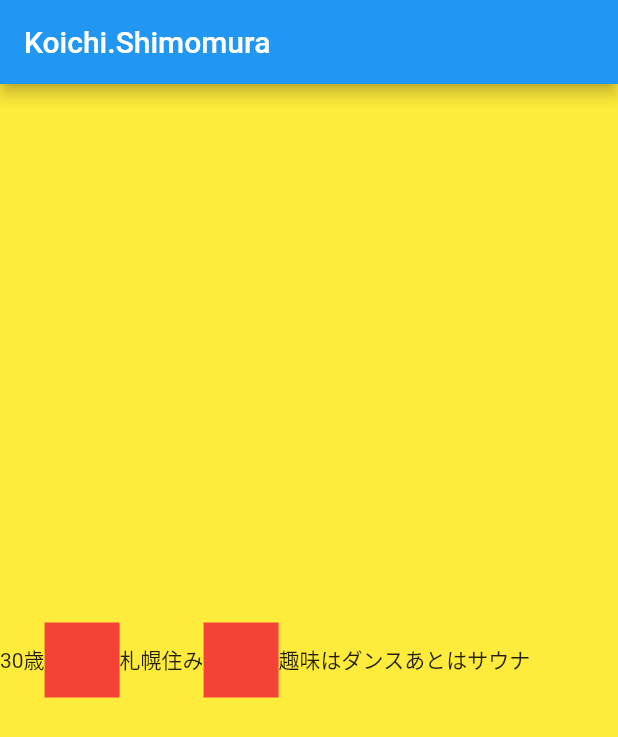
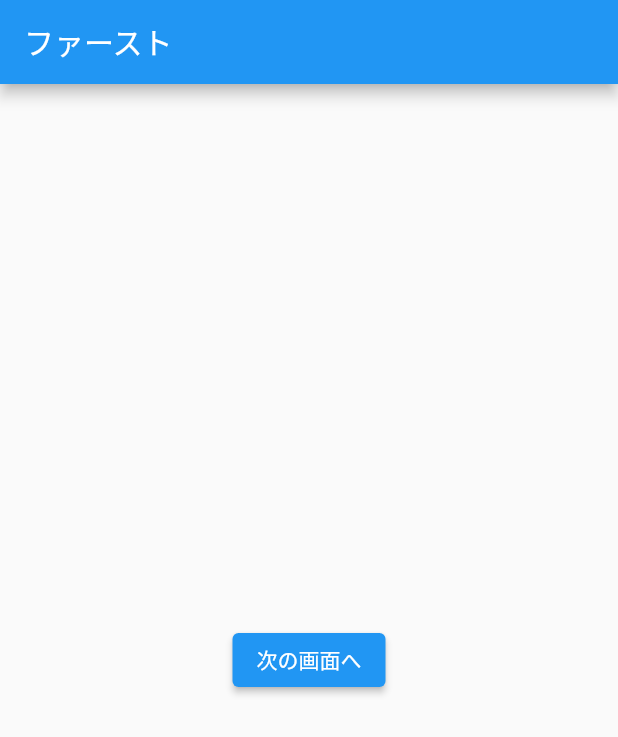
Before and after one commit to uni51/flutter-super-introduction, a Flutter app: the screen it shows after launch, on a phone screen of 412 x 824 dp. Shown: the top 737 px of the screen. Run offline on Flutter 3.47's test engine with Material 2 defaults, Android fonts, the phone set to English and light mode, and no system bars.

Commit message:
02. ボタンと画面遷移

```diff
--- /dev/null
+++ b/lib/first_page.dart
@@ -0,0 +1,28 @@
+import 'package:flutter/material.dart';
+import 'package:widget_sample/second_page.dart';
+
+class FirstPage extends StatelessWidget {
+  @override
+  Widget build(BuildContext context) {
+    return Scaffold(
+      appBar: AppBar(
+        title: const Text('ファースト'),
+      ),
+      body: Center(
+        child: ElevatedButton(
+            onPressed: () {
+              // ボタンを押下した時に呼ばれる処理を書く
+              Navigator.push(
+                context,
+                MaterialPageRoute(
+                    builder: (context) => SecondPage(),
+                    fullscreenDialog: true, // 下から上に次の画面が現れる
+                ),
+              );
+            },
+            child: const Text('次の画面へ')
+        ),
+      ),
+    );
+  }
+}
--- a/lib/main.dart
+++ b/lib/main.dart
@@ -1,4 +1,5 @@
 import 'package:flutter/material.dart';
+import 'first_page.dart';
 
 void main() {
   runApp(const MyApp());
@@ -15,58 +16,7 @@ class MyApp extends StatelessWidget {
       theme: ThemeData(
         primarySwatch: Colors.blue,
       ),
-      home: const MyHomePage(title: 'Flutter Demo Home Page'),
+      home: FirstPage(),
     );
   }
 }
-
-class MyHomePage extends StatefulWidget {
-  const MyHomePage({super.key, required this.title});
-
-  final String title;
-
-  @override
-  State<MyHomePage> createState() => _MyHomePageState();
-}
-
-class _MyHomePageState extends State<MyHomePage> {
-  int _counter = 0;
-
-  void _incrementCounter() {
-    setState(() {
-      _counter++;
-    });
-  }
-
-  @override
-  Widget build(BuildContext context) {
-    return Scaffold(
-      appBar: AppBar(
-        title: Text('Koichi.Shimomura'),
-      ),
-      body: Container(
-        color: Colors.yellow,
-        width: double.infinity,
-        height: double.infinity,
-        child: Row(
-          children: [
-            Text('30歳'),
-            Container(
-              width: 50,
-              height: 50,
-              color: Colors.red,
-            ),
-            Text('札幌住み'),
-            Container(
-              width: 50,
-              height: 50,
-              color: Colors.red,
-            ),
-            Text('趣味はダンス'),
-            Text('あとはサウナ'),
-          ],
-        ),
-      ),
-    );
-  }
-}
```
Also changed, not shown: lib/second_page.dart (added, +22 -0 lines).
